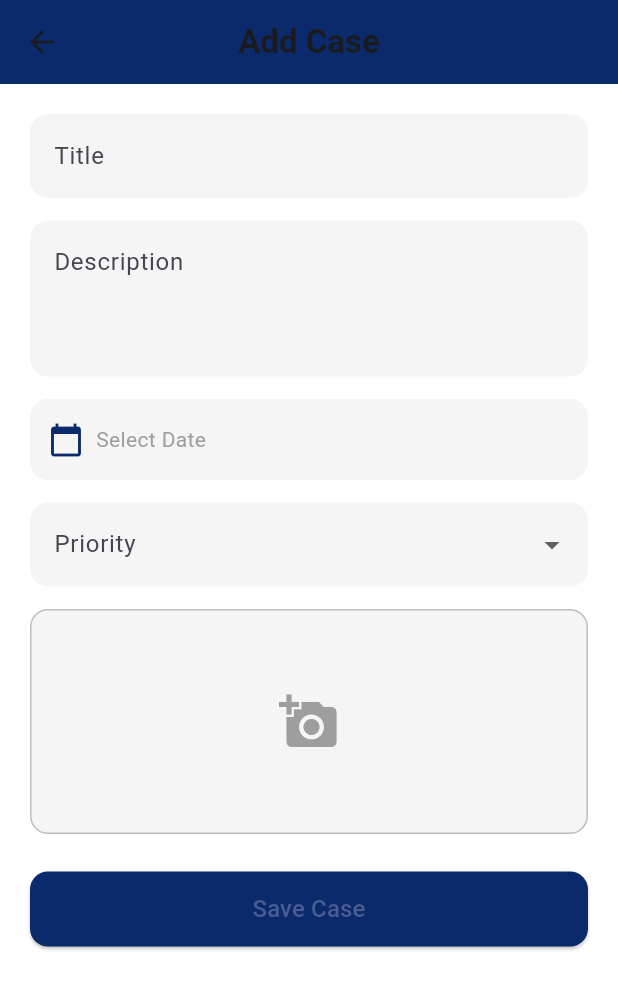
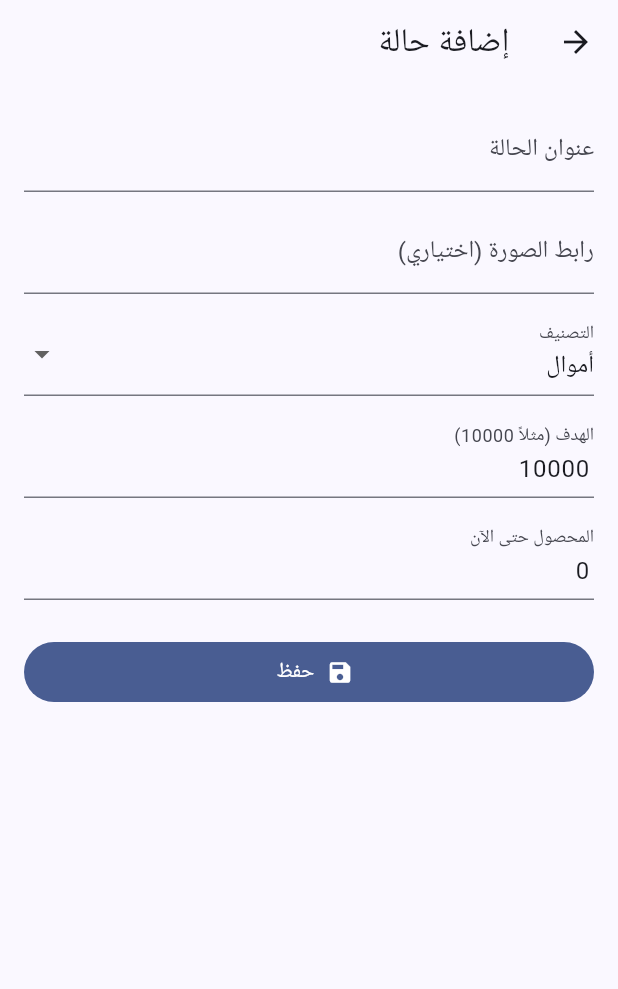
Before and after one commit to lana-lababidy/gp_mobile, a Flutter app: the AddCaseScreen screen opened directly, on a phone screen of 412 x 824 dp. Shown: the top 989 px of the screen. Run offline on Flutter 3.47's test engine with Material 3 defaults, Android fonts, the phone set to English and light mode, and no system bars; our stand-ins replace image_picker; network calls fail; Roboto replaces fonts that are missing (Arial, Cairo).

Commit message:
ربط شاشة إضافة حالة مع قائمة الحالات عبر Provider وإضافة نموذج إدخال كامل مبدئية

```diff
--- a/lib/screens/add_case_screen.dart
+++ b/lib/screens/add_case_screen.dart
@@ -1,6 +1,8 @@
-import 'dart:io';
 import 'package:flutter/material.dart';
-import 'package:image_picker/image_picker.dart';
+import 'package:provider/provider.dart';
+
+import '../controllers/cases_controller.dart';
+import '../models/case_model.dart';
 
 class AddCaseScreen extends StatefulWidget {
   const AddCaseScreen({super.key});
@@ -10,203 +12,114 @@ class AddCaseScreen extends StatefulWidget {
 }
 
 class _AddCaseScreenState extends State<AddCaseScreen> {
-  final TextEditingController titleController = TextEditingController();
-  final TextEditingController descriptionController = TextEditingController();
-  String? priority;
-  DateTime? selectedDate;
-  File? _image;
+  final _formKey = GlobalKey<FormState>();
+  final _titleCtrl = TextEditingController();
+  final _imageUrlCtrl = TextEditingController();
+  final _goalCtrl = TextEditingController(text: '10000');
+  final _raisedCtrl = TextEditingController(text: '0');
+  CaseCategory _category = CaseCategory.money;
 
-  Future<void> _pickImage() async {
-    final picker = ImagePicker();
-    final pickedFile = await picker.pickImage(source: ImageSource.gallery);
-    if (pickedFile != null) {
-      setState(() {
-        _image = File(pickedFile.path);
-      });
-    }
+  @override
+  void dispose() {
+    _titleCtrl.dispose();
+    _imageUrlCtrl.dispose();
+    _goalCtrl.dispose();
+    _raisedCtrl.dispose();
+    super.dispose();
   }
 
-  Future<void> _pickDate() async {
-    final picked = await showDatePicker(
-      context: context,
-      initialDate: DateTime.now(),
-      firstDate: DateTime(2000),
-      lastDate: DateTime(2100),
+  void _save() {
+    if (_formKey.currentState?.validate() != true) return;
+
+    final item = CaseModel(
+      id: UniqueKey().toString(),
+      title: _titleCtrl.text.trim(),
+      imageUrl:
+          _imageUrlCtrl.text.trim().isEmpty ? null : _imageUrlCtrl.text.trim(),
+      createdAt: DateTime.now(),
+      category: _category,
+      goal: double.tryParse(_goalCtrl.text.trim()) ?? 0,
+      raised: double.tryParse(_raisedCtrl.text.trim()) ?? 0,
     );
-    if (picked != null) {
-      setState(() {
-        selectedDate = picked;
-      });
-    }
+
+    context.read<CasesController>().addCase(item);
+
+    ScaffoldMessenger.of(context).showSnackBar(
+      const SnackBar(content: Text('تمت إضافة الحالة بنجاح')),
+    );
+
+    Navigator.pop(context); // ارجع للقائمة — ستتحدث تلقائيًا
   }
 
   @override
   Widget build(BuildContext context) {
-    return Scaffold(
-      backgroundColor: Colors.white,
-      appBar: AppBar(
-        title: const Text(
-          "Add Case",
-          style: TextStyle(
-            fontFamily: "Cairo",
-            fontWeight: FontWeight.bold,
-          ),
-        ),
-        centerTitle: true,
-        backgroundColor: const Color(0xFF0A2A6C),
-      ),
-      body: Padding(
-        padding: const EdgeInsets.all(20),
-        child: SingleChildScrollView(
-          child: Column(
-            crossAxisAlignment: CrossAxisAlignment.stretch,
+    return Directionality(
+      textDirection: TextDirection.rtl,
+      child: Scaffold(
+        appBar: AppBar(title: const Text('إضافة حالة')),
+        body: Form(
+          key: _formKey,
+          child: ListView(
+            padding: const EdgeInsets.all(16),
             children: [
-              // العنوان
-              TextField(
-                controller: titleController,
-                decoration: InputDecoration(
-                  labelText: "Title",
-                  filled: true,
-                  fillColor: Colors.grey.shade100,
-                  border: OutlineInputBorder(
-                    borderRadius: BorderRadius.circular(12),
-                    borderSide: BorderSide.none,
-                  ),
-                ),
+              TextFormField(
+                controller: _titleCtrl,
+                decoration: const InputDecoration(labelText: 'عنوان الحالة'),
+                validator: (v) =>
+                    (v == null || v.trim().isEmpty) ? 'العنوان مطلوب' : null,
               ),
-              const SizedBox(height: 15),
-
-              // الوصف
-              TextField(
-                controller: descriptionController,
-                maxLines: 3,
-                decoration: InputDecoration(
-                  labelText: "Description",
-                  alignLabelWithHint: true,
-                  filled: true,
-                  fillColor: Colors.grey.shade100,
-                  border: OutlineInputBorder(
-                    borderRadius: BorderRadius.circular(12),
-                    borderSide: BorderSide.none,
-                  ),
-                ),
+              const SizedBox(height: 12),
+              TextFormField(
+                controller: _imageUrlCtrl,
+                decoration:
+                    const InputDecoration(labelText: 'رابط الصورة (اختياري)'),
               ),
-              const SizedBox(height: 15),
-
-              // اختيار التاريخ
-              GestureDetector(
-                onTap: _pickDate,
-                child: Container(
-                  padding:
-                      const EdgeInsets.symmetric(vertical: 15, horizontal: 12),
-                  decoration: BoxDecoration(
-                    color: Colors.grey.shade100,
-                    borderRadius: BorderRadius.circular(12),
-                  ),
-                  child: Row(
-                    children: [
-                      const Icon(Icons.calendar_today,
-                          color: Color(0xFF0A2A6C)),
-                      const SizedBox(width: 8),
-                      Text(
-                        selectedDate == null
-                            ? "Select Date"
-                            : "${selectedDate!.year}-${selectedDate!.month}-${selectedDate!.day}",
-                        style: TextStyle(
-                          color:
-                              selectedDate == null ? Colors.grey : Colors.black,
-                        ),
-                      ),
-                    ],
-                  ),
-                ),
+              const SizedBox(height: 12),
+              DropdownButtonFormField<CaseCategory>(
+                value: _category,
+                decoration: const InputDecoration(labelText: 'التصنيف'),
+                items: const [
+                  DropdownMenuItem(
+                      value: CaseCategory.money, child: Text('أموال')),
+                  DropdownMenuItem(
+                      value: CaseCategory.inKind, child: Text('تبرعات عينية')),
+                  DropdownMenuItem(
+                      value: CaseCategory.physicalEffort,
+                      child: Text('مجهود بدني')),
+                  DropdownMenuItem(
+                      value: CaseCategory.critical, child: Text('أمراض حرجة')),
+                  DropdownMenuItem(
+                      value: CaseCategory.children, child: Text('أطفال')),
+                  DropdownMenuItem(
+                      value: CaseCategory.chronic, child: Text('أمراض مزمنة')),
+                ],
+                onChanged: (v) => setState(() => _category = v ?? _category),
               ),
-              const SizedBox(height: 15),
-
-              // الأولوية
-              DropdownButtonFormField<String>(
-                value: priority,
-                decoration: InputDecoration(
-                  labelText: "Priority",
-                  filled: true,
-                  fillColor: Colors.grey.shade100,
-                  border: OutlineInputBorder(
-                    borderRadius: BorderRadius.circular(12),
-                    borderSide: BorderSide.none,
-                  ),
-                ),
-                items: ["Low", "Medium", "High"]
-                    .map(
-                      (e) => DropdownMenuItem(
-                        value: e,
-                        child: Text(e),
-                      ),
-                    )
-                    .toList(),
-                onChanged: (val) {
-                  setState(() {
-                    priority = val;
-                  });
-                },
+              const SizedBox(height: 12),
+              TextFormField(
+                controller: _goalCtrl,
+                keyboardType: TextInputType.number,
+                decoration:
+                    const InputDecoration(labelText: 'الهدف (مثلاً 10000)'),
+                validator: (v) => (v == null || double.tryParse(v) == null)
+                    ? 'أدخل رقم صحيح'
+                    : null,
               ),
-              const SizedBox(height: 15),
-
-              // رفع صورة
-              GestureDetector(
-                onTap: _pickImage,
-                child: Container(
-                  height: 150,
-                  decoration: BoxDecoration(
-                    color: Colors.grey.shade100,
-                    borderRadius: BorderRadius.circular(12),
-                    border: Border.all(color: Colors.grey.shade400),
-                  ),
-                  child: _image == null
-                      ? const Center(
-                          child: Icon(Icons.add_a_photo,
-                              size: 40, color: Colors.grey),
-                        )
-                      : ClipRRect(
-                          borderRadius: BorderRadius.circular(12),
-                          child: Image.file(_image!, fit: BoxFit.cover),
-                        ),
-                ),
+              const SizedBox(height: 12),
+              TextFormField(
+                controller: _raisedCtrl,
+                keyboardType: TextInputType.number,
+                decoration:
+                    const InputDecoration(labelText: 'المحصول حتى الآن'),
+                validator: (v) => (v == null || double.tryParse(v) == null)
+                    ? 'أدخل رقم صحيح'
+                    : null,
               ),
-              const SizedBox(height: 25),
-
-              // زر الحفظ
-              SizedBox(
-                height: 50,
-                child: ElevatedButton(
-                  style: ElevatedButton.styleFrom(
-                    backgroundColor: const Color(0xFF0A2A6C),
-                    shape: RoundedRectangleBorder(
-                      borderRadius: BorderRadius.circular(12),
-                    ),
-                  ),
-                  onPressed: () {
-                    // 🟢 عرض Snackbar
-                    ScaffoldMessenger.of(context).showSnackBar(
-                      const SnackBar(
-                        content: Text(
-                          "تم حفظ الحالة بنجاح ✅",
-                          style: TextStyle(fontFamily: "Cairo", fontSize: 16),
-                        ),
-                        backgroundColor: Colors.green,
-                        duration: Duration(seconds: 2),
-                      ),
-                    );
-
-                    // 🔹 ترجع للشاشة الرئيسية بعد ثانية
-                    Future.delayed(const Duration(seconds: 2), () {
-                      Navigator.pop(context);
-                    });
-                  },
-                  child: const Text(
-                    "Save Case",
-                    style: TextStyle(fontSize: 16, fontFamily: "Cairo"),
-                  ),
-                ),
+              const SizedBox(height: 24),
+              FilledButton.icon(
+                onPressed: _save,
+                icon: const Icon(Icons.save),
+                label: const Text('حفظ'),
               ),
             ],
           ),
```
